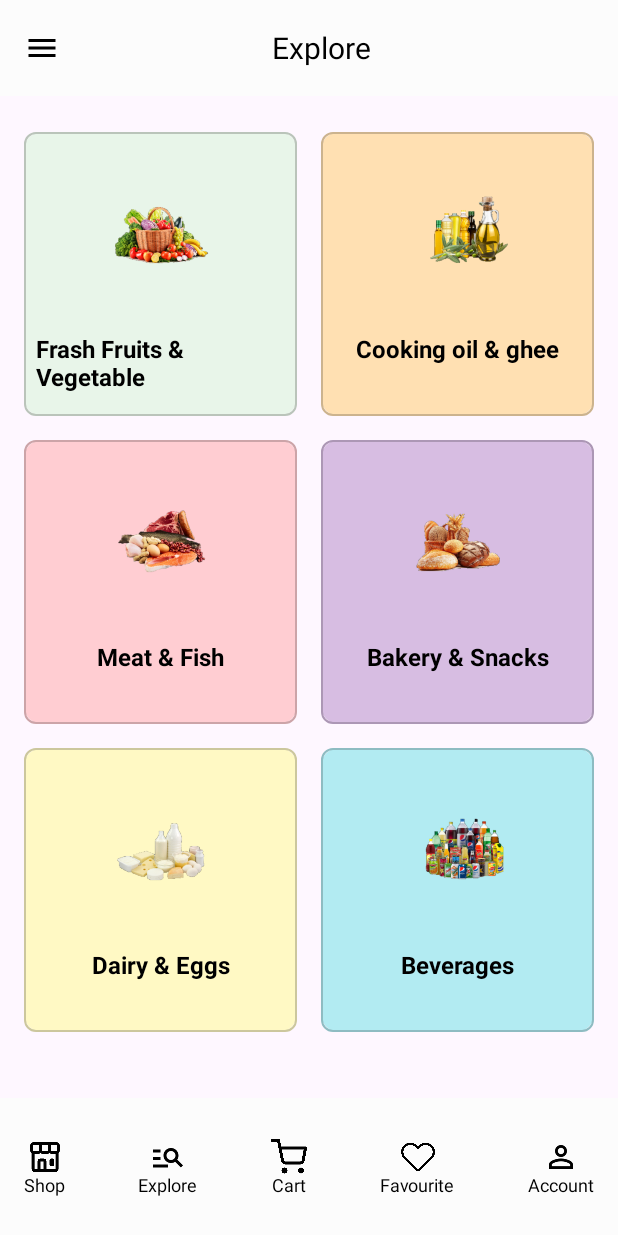
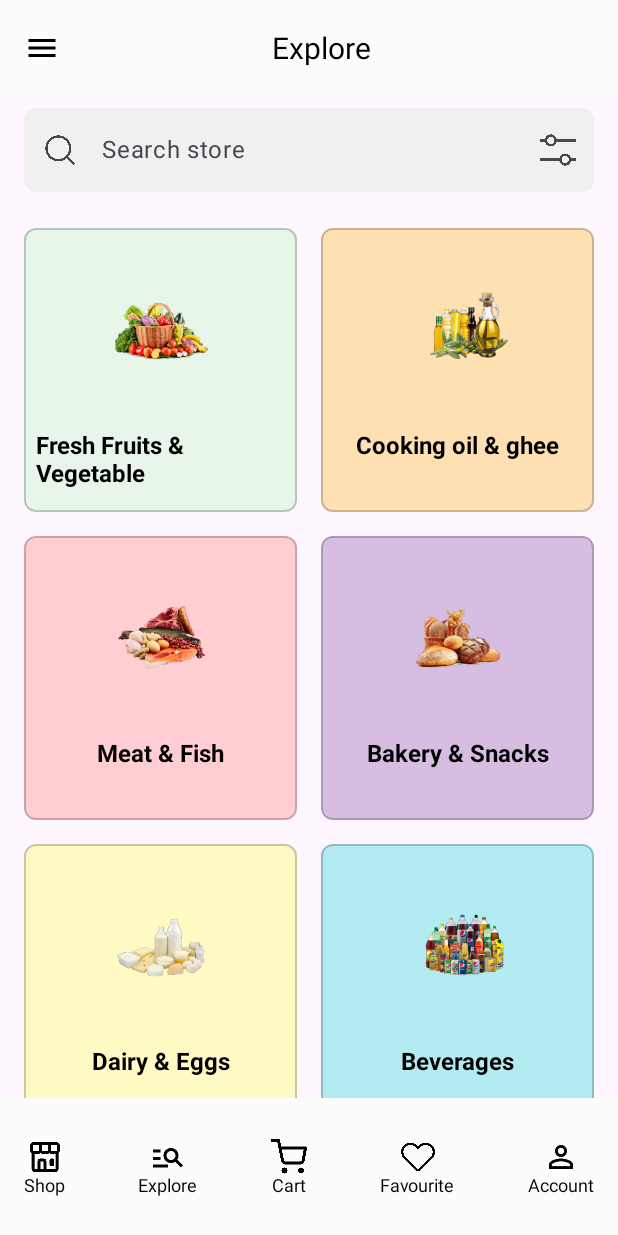
Before and after one commit to maticukier/Grupo_6, an Android app built with Jetpack Compose: the @Preview function ExploreScreenPreview, on a phone screen of 412 x 824 dp. Run offline under Robolectric (Android 15) with nearby library versions, the phone set to English and light mode, and no system bars.

Commit message:
Creación searchbar en ExploreScreen

```diff
--- a/app/src/main/java/com/example/grupo_6/ExploreScreen.kt
+++ b/app/src/main/java/com/example/grupo_6/ExploreScreen.kt
@@ -7,7 +7,7 @@ import androidx.compose.foundation.lazy.grid.GridCells
 import androidx.compose.foundation.lazy.grid.LazyVerticalGrid
 import androidx.compose.foundation.lazy.grid.itemsIndexed
 import androidx.compose.material3.*
-import androidx.compose.runtime.Composable
+import androidx.compose.runtime.*
 import androidx.compose.ui.Alignment
 import androidx.compose.ui.Modifier
 import androidx.compose.ui.graphics.Color
@@ -16,16 +16,15 @@ import androidx.compose.ui.tooling.preview.Preview
 import androidx.compose.ui.unit.dp
 import androidx.compose.ui.unit.sp
 import androidx.compose.foundation.shape.RoundedCornerShape
-import androidx.compose.runtime.getValue
-import androidx.compose.runtime.mutableStateOf
-import androidx.compose.runtime.remember
 import androidx.compose.ui.text.font.FontWeight
 import androidx.navigation.NavHostController
 import androidx.navigation.compose.rememberNavController
 
-// Explora los productos en una rejilla
 @Composable
 fun ExploreScreen(navController: NavHostController, isDarkMode: Boolean) {
+    var searchQuery by remember { mutableStateOf("") }
+    val filteredCategories = categoryList.filter { it.name.contains(searchQuery, ignoreCase = true) }
+
     Scaffold(
         bottomBar = { Footer(navController = navController, selectedRoute = "Explore", isDarkMode = isDarkMode) }
     ) { innerPadding ->
@@ -34,23 +33,57 @@ fun ExploreScreen(navController: NavHostController, isDarkMode: Boolean) {
                 .fillMaxSize()
                 .padding(innerPadding)
         ) {
-            // Pasamos isDarkMode al Header
             Header(title = "Explore", isDarkMode = isDarkMode)
             Spacer(modifier = Modifier.height(8.dp))
-            ExploreGrid()
+            SearchBar(searchQuery) { query -> searchQuery = query }
+            Spacer(modifier = Modifier.height(8.dp))
+            ExploreGrid(filteredCategories)
         }
     }
 }
 
+@OptIn(ExperimentalMaterial3Api::class)
 @Composable
-fun ExploreGrid() {
+fun SearchBar(searchQuery: String, onSearchQueryChange: (String) -> Unit) {
+    TextField(
+        value = searchQuery,
+        onValueChange = onSearchQueryChange,
+        placeholder = { Text("Search store") },
+        leadingIcon = {
+            Icon(
+                painter = painterResource(id = R.drawable.lupa), // Use painterResource for PNG
+                contentDescription = "Search Icon",
+                modifier = Modifier.size(24.dp) // Set the size of the icon
+            )
+        },
+        trailingIcon = {
+            Icon(
+                painter = painterResource(id = R.drawable.ajustes), // Use painterResource for PNG
+                contentDescription = "Adjust Icon",
+                modifier = Modifier.size(24.dp) // Set the size of the icon
+            )
+        },
+        modifier = Modifier
+            .fillMaxWidth()
+            .padding(horizontal = 16.dp),
+        colors = TextFieldDefaults.textFieldColors(
+            containerColor = Color(0xFFF0F0F0), // Set the background color to a soft grey
+            focusedIndicatorColor = Color.Transparent,
+            unfocusedIndicatorColor = Color.Transparent
+        ),
+        shape = RoundedCornerShape(8.dp)
+    )
+}
+
+@Composable
+fun ExploreGrid(categories: List<Category>) {
     LazyVerticalGrid(
         columns = GridCells.Fixed(2),
         contentPadding = PaddingValues(16.dp),
         verticalArrangement = Arrangement.spacedBy(16.dp),
         horizontalArrangement = Arrangement.spacedBy(16.dp)
     ) {
-        itemsIndexed(categoryList) { index, category ->
+        itemsIndexed(categories) { index, category ->
             val backgroundColor = variedColors[index % variedColors.size]
             val borderColor = backgroundColor.darken(0.2f)
             ExploreCard(category = category, backgroundColor = backgroundColor, borderColor = borderColor)
@@ -97,7 +130,7 @@ fun ExploreScreenPreview() {
 data class Category(val name: String, val imageResId: Int)
 
 val categoryList = listOf(
-    Category("Frash Fruits & Vegetable", R.drawable.freshfruits),
+    Category("Fresh Fruits & Vegetable", R.drawable.freshfruits),
     Category("Cooking oil & ghee", R.drawable.oil),
     Category("Meat & Fish", R.drawable.meat),
     Category("Bakery & Snacks", R.drawable.snacks),
```
Also changed, not shown: app/src/main/res/drawable/ajustes.png (added), app/src/main/res/drawable/lupa.png (added).
